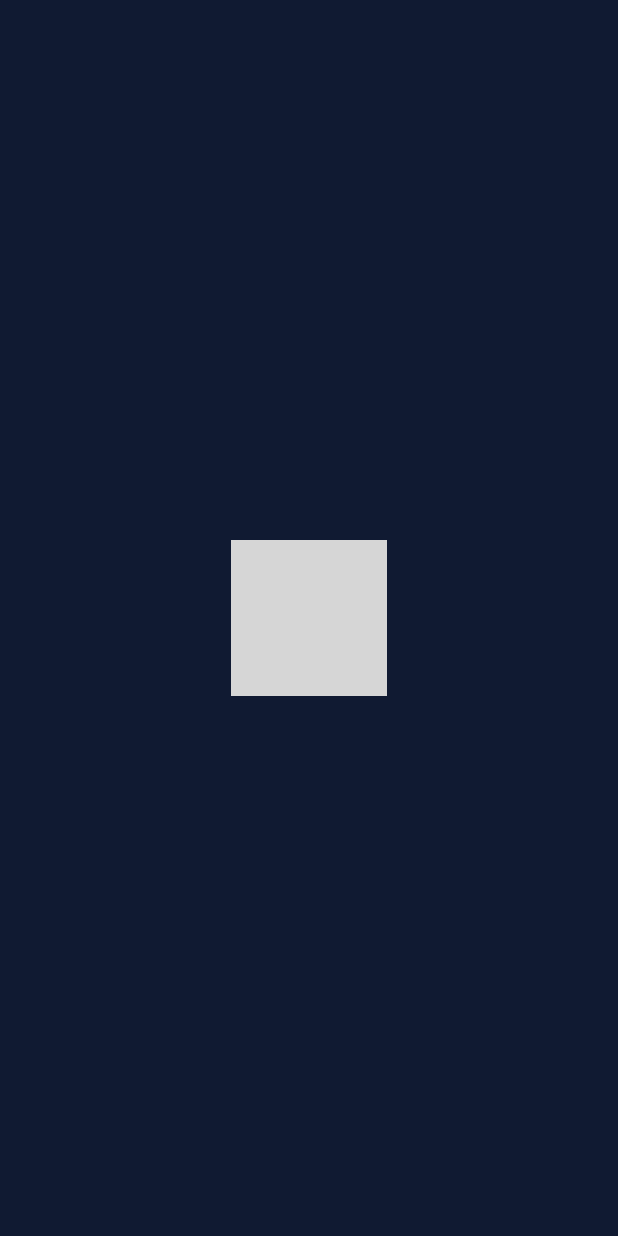
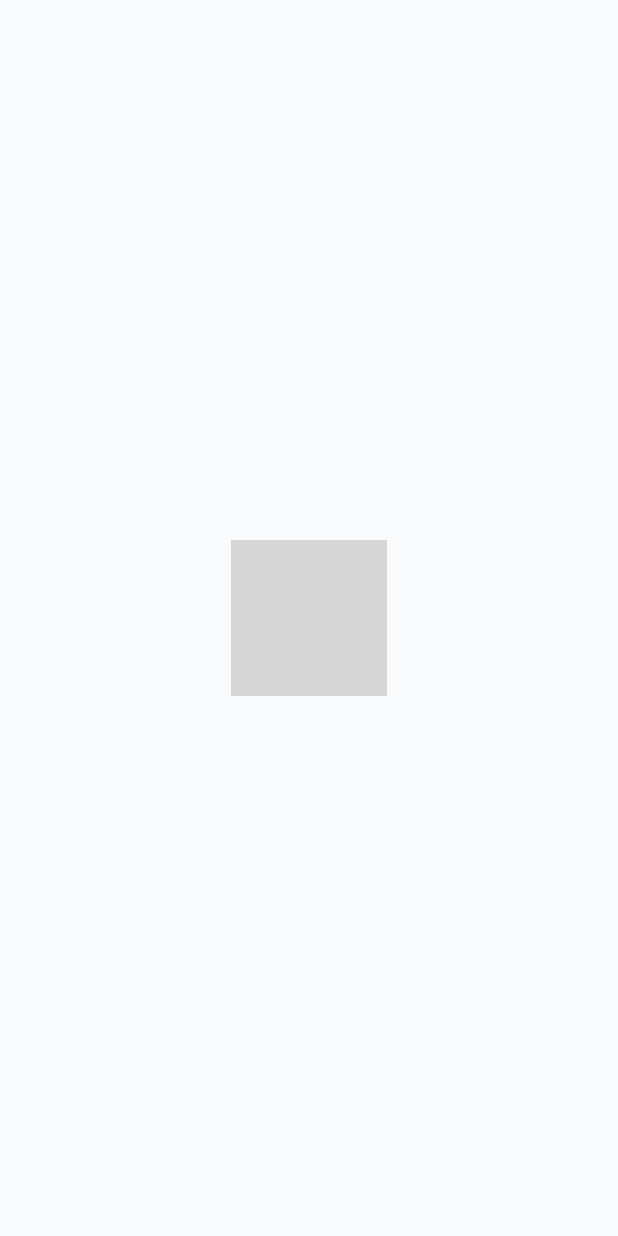
Before and after one commit to Hanhoclaptrinh/GearHub, a Flutter app: the first screen one second after launch, on a phone screen of 412 x 824 dp. Run offline on Flutter 3.47's test engine with Material 3 defaults, Android fonts, the phone set to English and light mode, and no system bars; our stand-ins replace equatable, flutter_svg, google_fonts; grey boxes are pictures that could not be loaded.

Commit message:
feat: implement splash screen with animations and onboarding UI components

```diff
--- a/frontend/client/mobile/lib/main.dart
+++ b/frontend/client/mobile/lib/main.dart
@@ -14,7 +14,9 @@ class GearHubApp extends StatelessWidget {
     return MaterialApp(
       debugShowCheckedModeBanner: false,
       title: 'GearHub',
-      theme: AppTheme.lightTheme,
+      theme: AppTheme.theme(context, isDark: false),
+      darkTheme: AppTheme.theme(context, isDark: true),
+      themeMode: ThemeMode.system,
       home: const SplashPage(),
     );
   }
--- a/frontend/client/mobile/lib/src/core/theme/app_theme.dart
+++ b/frontend/client/mobile/lib/src/core/theme/app_theme.dart
@@ -1,4 +1,5 @@
 import 'package:flutter/material.dart';
+import 'package:google_fonts/google_fonts.dart';
 
 class AppTheme {
   // light theme
@@ -15,67 +16,45 @@ class AppTheme {
   static const Color darkCard = Color(0xFF1E293B);
   static const Color darkGlass = Color(0x33FFFFFF);
 
-  static ThemeData get lightTheme {
+  static ThemeData theme(BuildContext context, {bool isDark = false}) {
+    final baseTheme = isDark ? ThemeData.dark() : ThemeData.light();
+
+    final textTheme = GoogleFonts.beVietnamProTextTheme(baseTheme.textTheme);
+
     return ThemeData(
       useMaterial3: true,
-      brightness: Brightness.light,
-      scaffoldBackgroundColor: background,
-      colorScheme: const ColorScheme.light(
-        primary: accent,
-        secondary: accent,
-        surface: surface,
-        onSurface: primaryText,
-      ),
-      textTheme: const TextTheme(
-        headlineLarge: TextStyle(
-          color: primaryText,
+      brightness: isDark ? Brightness.dark : Brightness.light,
+      scaffoldBackgroundColor: isDark ? darkBg : background,
+      colorScheme: isDark
+          ? const ColorScheme.dark(
+              primary: darkAccent,
+              surface: darkSurface,
+              onSurface: Colors.white,
+            )
+          : const ColorScheme.light(
+              primary: accent,
+              surface: surface,
+              onSurface: primaryText,
+            ),
+      textTheme: textTheme.copyWith(
+        headlineLarge: textTheme.headlineLarge?.copyWith(
           fontWeight: FontWeight.bold,
+          color: isDark ? Colors.white : primaryText,
         ),
-        headlineMedium: TextStyle(
-          color: primaryText,
-          fontWeight: FontWeight.bold,
-        ),
-        bodyLarge: TextStyle(color: primaryText),
-        bodyMedium: TextStyle(color: secondaryText),
       ),
       elevatedButtonTheme: ElevatedButtonThemeData(
         style: ElevatedButton.styleFrom(
-          backgroundColor: accent,
+          backgroundColor: isDark ? darkAccent : accent,
           foregroundColor: Colors.white,
-          elevation: 2,
-          textStyle: const TextStyle(fontWeight: FontWeight.bold),
-          padding: const EdgeInsets.symmetric(horizontal: 24, vertical: 12),
+          elevation: 0,
           shape: RoundedRectangleBorder(
             borderRadius: BorderRadius.circular(12),
+          ),
+          textStyle: textTheme.labelLarge?.copyWith(
+            fontWeight: FontWeight.bold,
           ),
         ),
       ),
     );
   }
-
-  static ThemeData get darkTheme {
-    return ThemeData(
-      useMaterial3: true,
-      brightness: Brightness.dark,
-      scaffoldBackgroundColor: darkBg,
-      colorScheme: const ColorScheme.dark(
-        primary: darkAccent,
-        secondary: accent,
-        surface: darkSurface,
-        onSurface: Colors.white,
-      ),
-      textTheme: const TextTheme(
-        headlineLarge: TextStyle(
-          color: Colors.white,
-          fontWeight: FontWeight.bold,
-        ),
-        headlineMedium: TextStyle(
-          color: Colors.white,
-          fontWeight: FontWeight.bold,
-        ),
-        bodyLarge: TextStyle(color: Colors.white),
-        bodyMedium: TextStyle(color: Colors.white70),
-      ),
-    );
-  }
 }
--- a/frontend/client/mobile/lib/src/features/splash/presentation/pages/splash_page.dart
+++ b/frontend/client/mobile/lib/src/features/splash/presentation/pages/splash_page.dart
@@ -1,6 +1,5 @@
 import 'package:flutter/material.dart';
 import 'package:flutter_svg/flutter_svg.dart';
-import 'package:mobile/src/core/theme/app_theme.dart';
 import 'package:mobile/src/features/onboarding/presentation/pages/onboarding_page.dart';
 
 class SplashPage extends StatefulWidget {
@@ -78,10 +77,10 @@ class _SplashPageState extends State<SplashPage> with TickerProviderStateMixin {
 
   @override
   Widget build(BuildContext context) {
+    final theme = Theme.of(context);
     return Scaffold(
-      backgroundColor: AppTheme.darkBg,
-      body: SafeArea(
-        child: Center(
+      backgroundColor: theme.scaffoldBackgroundColor,
+      body: Center(
         child: AnimatedBuilder(
           animation: Listenable.merge([_zoomController, _pulseController]),
           builder: (context, child) {
@@ -117,7 +116,6 @@ class _SplashPageState extends State<SplashPage> with TickerProviderStateMixin {
           },
         ),
       ),
-      ),
     );
   }
 }
--- a/frontend/client/mobile/pubspec.yaml
+++ b/frontend/client/mobile/pubspec.yaml
@@ -39,6 +39,7 @@ dependencies:
   freezed_annotation: ^2.4.1
   logger: ^2.0.2
   flutter_svg: ^2.2.4
+  google_fonts: ^8.0.2
 
   # --- AR Plugin ---
   # ar_flutter_plugin: ^0.7.3
```
Also changed, not shown: frontend/client/mobile/lib/src/features/onboarding/presentation/pages/onboarding_page.dart (+22 -13 lines), frontend/client/mobile/lib/src/features/onboarding/presentation/widgets/onboarding_glass_card.dart (+21 -14 lines), frontend/client/mobile/lib/src/features/onboarding/presentation/widgets/onboarding_indicator.dart (+36 -21 lines), frontend/client/mobile/lib/src/features/onboarding/presentation/widgets/slide_to_action_button.dart (+35 -10 lines), frontend/client/mobile/pubspec.lock. Lines whose indentation alone changed are shown as unchanged.
